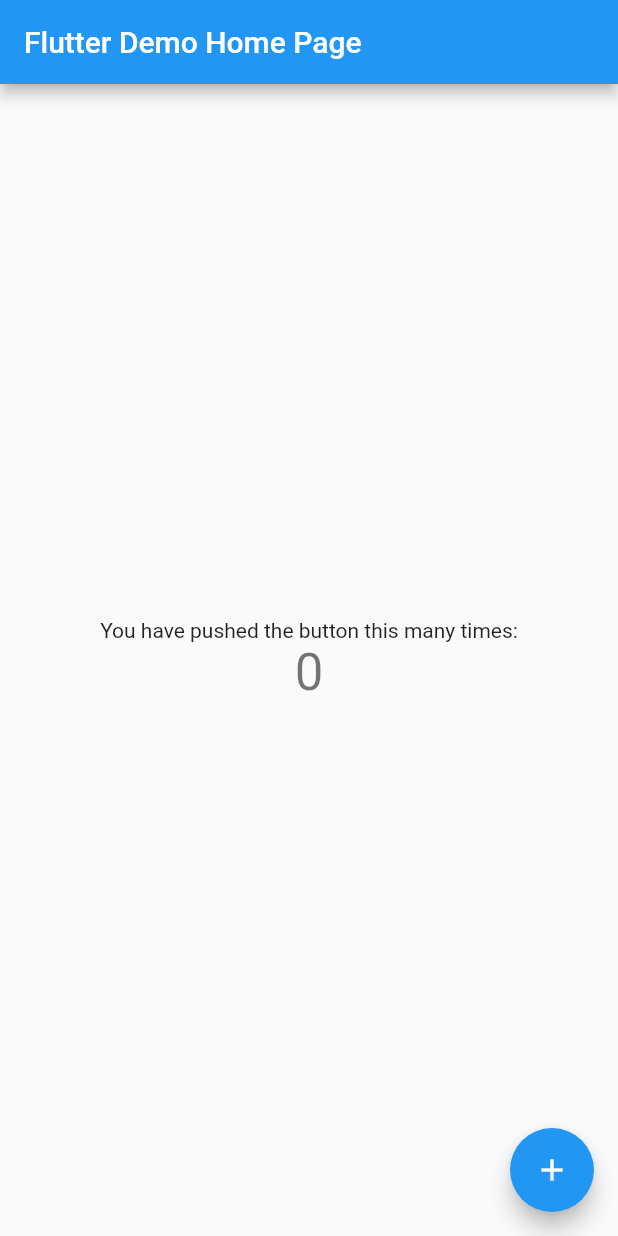
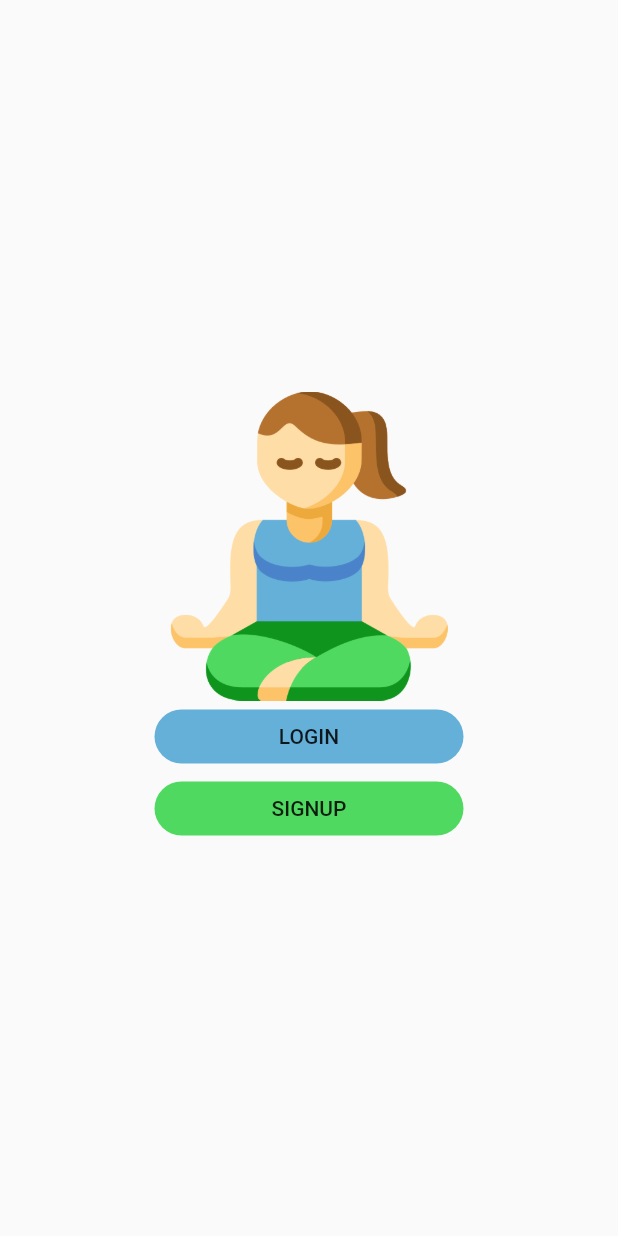
Before and after one commit to DevFreeze/daily_ui, a Flutter app: the screen it shows after launch, on a phone screen of 412 x 824 dp. Run offline on Flutter 3.47's test engine with Material 2 defaults, Android fonts, the phone set to English and light mode, and no system bars.

Commit message:
First steps: buttons and picture

```diff
--- a/lib/main.dart
+++ b/lib/main.dart
@@ -1,4 +1,7 @@
 import 'package:flutter/material.dart';
+
+import 'package:daily_ui/ui/screens/homepage.dart';
+import 'package:daily_ui/ui/screens/sign_up.dart';
 
 void main() => runApp(MyApp());
 
@@ -7,7 +10,8 @@ class MyApp extends StatelessWidget {
   @override
   Widget build(BuildContext context) {
     return MaterialApp(
-      title: 'Flutter Demo',
+      title: 'Daily UI',
+      debugShowCheckedModeBanner: false,
       theme: ThemeData(
         // This is the theme of your application.
         //
@@ -20,92 +24,10 @@ class MyApp extends StatelessWidget {
         // is not restarted.
         primarySwatch: Colors.blue,
       ),
-      home: MyHomePage(title: 'Flutter Demo Home Page'),
+      routes: {
+        '/': (context) => SignUp(),
+        '/home': (context) => MyHomePage(title: 'Daily UI',),
+      },
     );
   }
 }
-
-class MyHomePage extends StatefulWidget {
-  MyHomePage({Key key, this.title}) : super(key: key);
-
-  // This widget is the home page of your application. It is stateful, meaning
-  // that it has a State object (defined below) that contains fields that affect
-  // how it looks.
-
-  // This class is the configuration for the state. It holds the values (in this
-  // case the title) provided by the parent (in this case the App widget) and
-  // used by the build method of the State. Fields in a Widget subclass are
-  // always marked "final".
-
-  final String title;
-
-  @override
-  _MyHomePageState createState() => _MyHomePageState();
-}
-
-class _MyHomePageState extends State<MyHomePage> {
-  int _counter = 0;
-
-  void _incrementCounter() {
-    setState(() {
-      // This call to setState tells the Flutter framework that something has
-      // changed in this State, which causes it to rerun the build method below
-      // so that the display can reflect the updated values. If we changed
-      // _counter without calling setState(), then the build method would not be
-      // called again, and so nothing would appear to happen.
-      _counter++;
-    });
-  }
-
-  @override
-  Widget build(BuildContext context) {
-    // This method is rerun every time setState is called, for instance as done
-    // by the _incrementCounter method above.
-    //
-    // The Flutter framework has been optimized to make rerunning build methods
-    // fast, so that you can just rebuild anything that needs updating rather
-    // than having to individually change instances of widgets.
-    return Scaffold(
-      appBar: AppBar(
-        // Here we take the value from the MyHomePage object that was created by
-        // the App.build method, and use it to set our appbar title.
-        title: Text(widget.title),
-      ),
-      body: Center(
-        // Center is a layout widget. It takes a single child and positions it
-        // in the middle of the parent.
-        child: Column(
-          // Column is also a layout widget. It takes a list of children and
-          // arranges them vertically. By default, it sizes itself to fit its
-          // children horizontally, and tries to be as tall as its parent.
-          //
-          // Invoke "debug painting" (press "p" in the console, choose the
-          // "Toggle Debug Paint" action from the Flutter Inspector in Android
-          // Studio, or the "Toggle Debug Paint" command in Visual Studio Code)
-          // to see the wireframe for each widget.
-          //
-          // Column has various properties to control how it sizes itself and
-          // how it positions its children. Here we use mainAxisAlignment to
-          // center the children vertically; the main axis here is the vertical
-          // axis because Columns are vertical (the cross axis would be
-          // horizontal).
-          mainAxisAlignment: MainAxisAlignment.center,
-          children: <Widget>[
-            Text(
-              'You have pushed the button this many times:',
-            ),
-            Text(
-              '$_counter',
-              style: Theme.of(context).textTheme.display1,
-            ),
-          ],
-        ),
-      ),
-      floatingActionButton: FloatingActionButton(
-        onPressed: _incrementCounter,
-        tooltip: 'Increment',
-        child: Icon(Icons.add),
-      ), // This trailing comma makes auto-formatting nicer for build methods.
-    );
-  }
-}
--- /dev/null
+++ b/lib/ui/screens/homepage.dart
@@ -0,0 +1,86 @@
+import 'package:flutter/material.dart';
+
+class MyHomePage extends StatefulWidget {
+  MyHomePage({Key key, this.title}) : super(key: key);
+
+  // This widget is the home page of your application. It is stateful, meaning
+  // that it has a State object (defined below) that contains fields that affect
+  // how it looks.
+
+  // This class is the configuration for the state. It holds the values (in this
+  // case the title) provided by the parent (in this case the App widget) and
+  // used by the build method of the State. Fields in a Widget subclass are
+  // always marked "final".
+
+  final String title;
+
+  @override
+  _MyHomePageState createState() => _MyHomePageState();
+}
+
+class _MyHomePageState extends State<MyHomePage> {
+  int _counter = 0;
+
+  void _incrementCounter() {
+    setState(() {
+      // This call to setState tells the Flutter framework that something has
+      // changed in this State, which causes it to rerun the build method below
+      // so that the display can reflect the updated values. If we changed
+      // _counter without calling setState(), then the build method would not be
+      // called again, and so nothing would appear to happen.
+      _counter++;
+    });
+  }
+
+  @override
+  Widget build(BuildContext context) {
+    // This method is rerun every time setState is called, for instance as done
+    // by the _incrementCounter method above.
+    //
+    // The Flutter framework has been optimized to make rerunning build methods
+    // fast, so that you can just rebuild anything that needs updating rather
+    // than having to individually change instances of widgets.
+    return Scaffold(
+      appBar: AppBar(
+        // Here we take the value from the MyHomePage object that was created by
+        // the App.build method, and use it to set our appbar title.
+        title: Text(widget.title),
+      ),
+      body: Center(
+        // Center is a layout widget. It takes a single child and positions it
+        // in the middle of the parent.
+        child: Column(
+          // Column is also a layout widget. It takes a list of children and
+          // arranges them vertically. By default, it sizes itself to fit its
+          // children horizontally, and tries to be as tall as its parent.
+          //
+          // Invoke "debug painting" (press "p" in the console, choose the
+          // "Toggle Debug Paint" action from the Flutter Inspector in Android
+          // Studio, or the "Toggle Debug Paint" command in Visual Studio Code)
+          // to see the wireframe for each widget.
+          //
+          // Column has various properties to control how it sizes itself and
+          // how it positions its children. Here we use mainAxisAlignment to
+          // center the children vertically; the main axis here is the vertical
+          // axis because Columns are vertical (the cross axis would be
+          // horizontal).
+          mainAxisAlignment: MainAxisAlignment.center,
+          children: <Widget>[
+            Text(
+              'You have pushed the button this many times:',
+            ),
+            Text(
+              '$_counter',
+              style: Theme.of(context).textTheme.display1,
+            ),
+          ],
+        ),
+      ),
+      floatingActionButton: FloatingActionButton(
+        onPressed: _incrementCounter,
+        tooltip: 'Increment',
+        child: Icon(Icons.add),
+      ), // This trailing comma makes auto-formatting nicer for build methods.
+    );
+  }
+}
--- /dev/null
+++ b/lib/ui/screens/sign_up.dart
@@ -0,0 +1,43 @@
+import 'package:flutter/material.dart';
+
+class SignUp extends StatelessWidget {
+  @override
+  Widget build(BuildContext context) {
+    return Scaffold(
+      body: Center(
+          child: Column(
+        mainAxisAlignment: MainAxisAlignment.center,
+        children: <Widget>[
+          Container(
+            width: MediaQuery.of(context).size.width * 0.5,
+            child: Image.asset("assets/yoga.png"),
+          ),
+          Container(
+            width: MediaQuery.of(context).size.width * 0.5,
+            child: FlatButton(
+              onPressed: () {
+                print("LOGIN");
+              },
+              color: Color(0xFF64B0D9),
+              shape: RoundedRectangleBorder(
+                  borderRadius: BorderRadius.circular(18.0)),
+              child: Text("LOGIN"),
+            ),
+          ),
+          Container(
+            width: MediaQuery.of(context).size.width * 0.5,
+            child: FlatButton(
+              onPressed: () {
+                print("SIGNUP");
+              },
+              child: Text("SIGNUP"),
+              color: Color(0xFF50D960),
+              shape: RoundedRectangleBorder(
+                  borderRadius: BorderRadius.circular(18.0)),
+            ),
+          ),
+        ],
+      )),
+    );
+  }
+}
--- a/pubspec.yaml
+++ b/pubspec.yaml
@@ -41,7 +41,8 @@ flutter:
   uses-material-design: true
 
   # To add assets to your application, add an assets section, like this:
-  # assets:
+  assets:
+    - assets/yoga.png
   #  - images/a_dot_burr.jpeg
   #  - images/a_dot_ham.jpeg
 
```
Also changed, not shown: assets/yoga.png (added).
